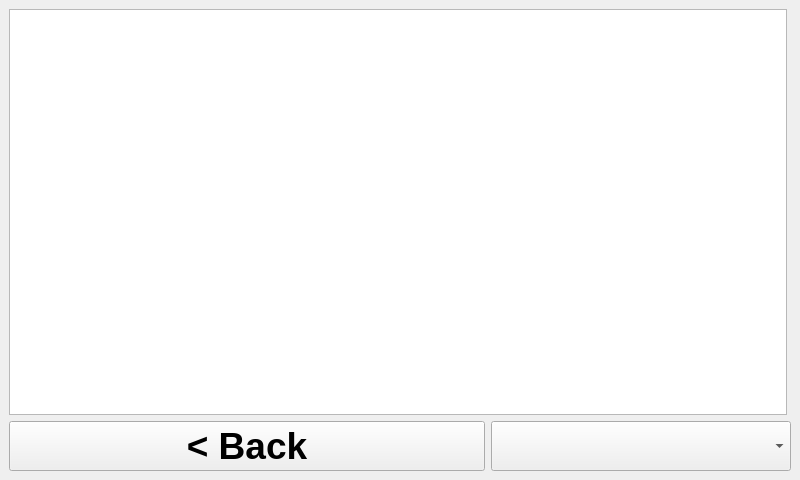
Above: src/ui_elements/logwindow.ui from AndreWohnsland/CocktailBerry before the change. Below: the same form after it.
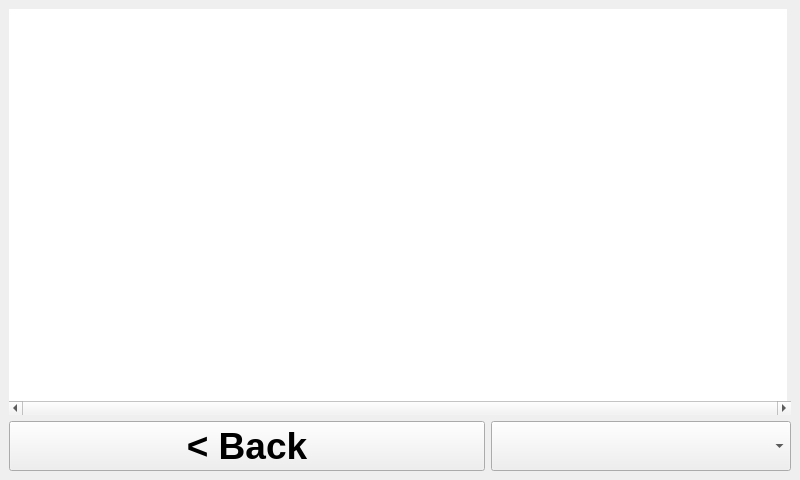
That is the form after the change.

Commit message: Remove 2nd border

Diff of the .ui file:
```diff
--- a/src/ui_elements/logwindow.ui
+++ b/src/ui_elements/logwindow.ui
@@ -50,6 +50,9 @@
       <property name="lineWidth">
        <number>0</number>
       </property>
+      <property name="horizontalScrollBarPolicy">
+       <enum>Qt::ScrollBarAlwaysOn</enum>
+      </property>
       <property name="widgetResizable">
        <bool>true</bool>
       </property>
@@ -59,7 +62,7 @@
          <x>0</x>
          <y>0</y>
          <width>782</width>
-         <height>401</height>
+         <height>384</height>
         </rect>
        </property>
        <layout class="QVBoxLayout" name="verticalLayout_3">
@@ -78,7 +81,22 @@
         <item>
          <layout class="QVBoxLayout" name="verticalLayout">
           <item>
-           <widget class="QTextBrowser" name="text_display"/>
+           <widget class="QTextBrowser" name="text_display">
+            <property name="font">
+             <font>
+              <pointsize>12</pointsize>
+             </font>
+            </property>
+            <property name="frameShape">
+             <enum>QFrame::NoFrame</enum>
+            </property>
+            <property name="frameShadow">
+             <enum>QFrame::Plain</enum>
+            </property>
+            <property name="horizontalScrollBarPolicy">
+             <enum>Qt::ScrollBarAlwaysOff</enum>
+            </property>
+           </widget>
           </item>
          </layout>
         </item>
```
The commit also changes 1 other file.
